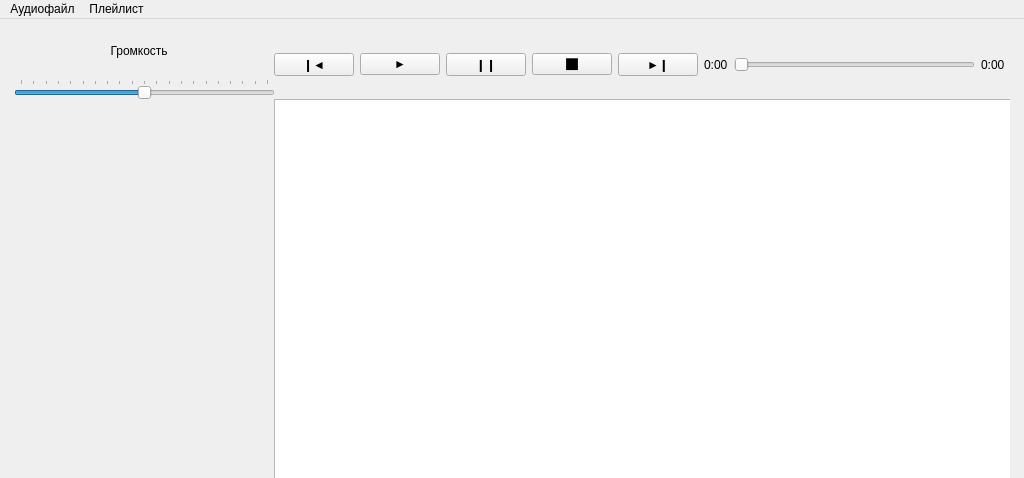
Before: the Qt Designer form audioplayer.ui in Jacute/ap, drawn with Qt 5; both pictures show x 0 to 1024 and y 0 to 478 of the 1024 by 778 pixel window.
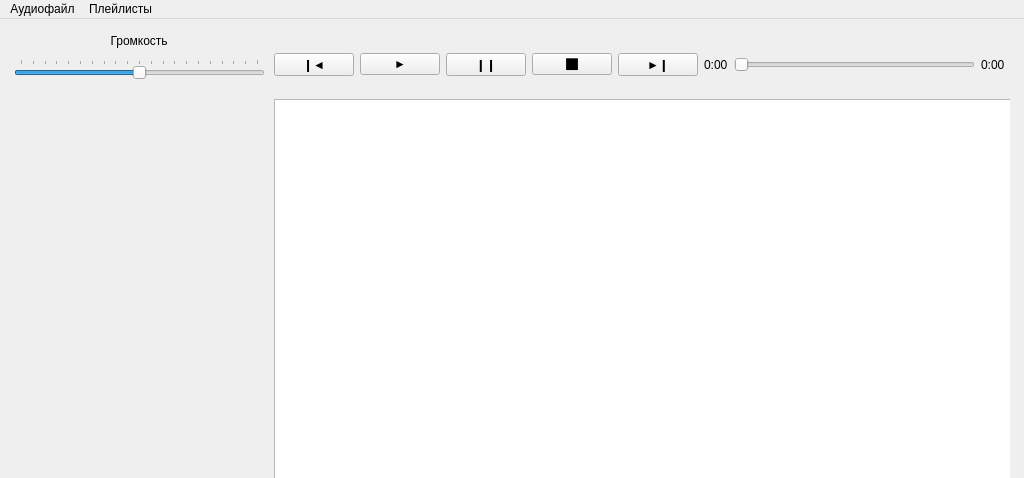
After: the same form once the commit is applied.

Commit message: bugfix и исправление pep8

```diff
--- a/audioplayer.ui
+++ b/audioplayer.ui
@@ -115,8 +115,8 @@
         <rect>
          <x>0</x>
          <y>0</y>
-         <width>261</width>
-         <height>71</height>
+         <width>251</width>
+         <height>51</height>
         </rect>
        </property>
        <layout class="QVBoxLayout" name="volume_layout">
@@ -153,8 +153,8 @@
         <rect>
          <x>0</x>
          <y>70</y>
-         <width>260</width>
-         <height>260</height>
+         <width>251</width>
+         <height>251</height>
         </rect>
        </property>
        <property name="text">
@@ -185,7 +185,7 @@
    </widget>
    <widget class="QMenu" name="playlist_menu">
     <property name="title">
-     <string>Плейлист</string>
+     <string>Плейлисты</string>
     </property>
     <addaction name="mix_playlist"/>
     <addaction name="clear_playlist"/>
```
Left out of the diff: 46 changed lines with no effect on the pictures. The commit also changes 1 other file.
